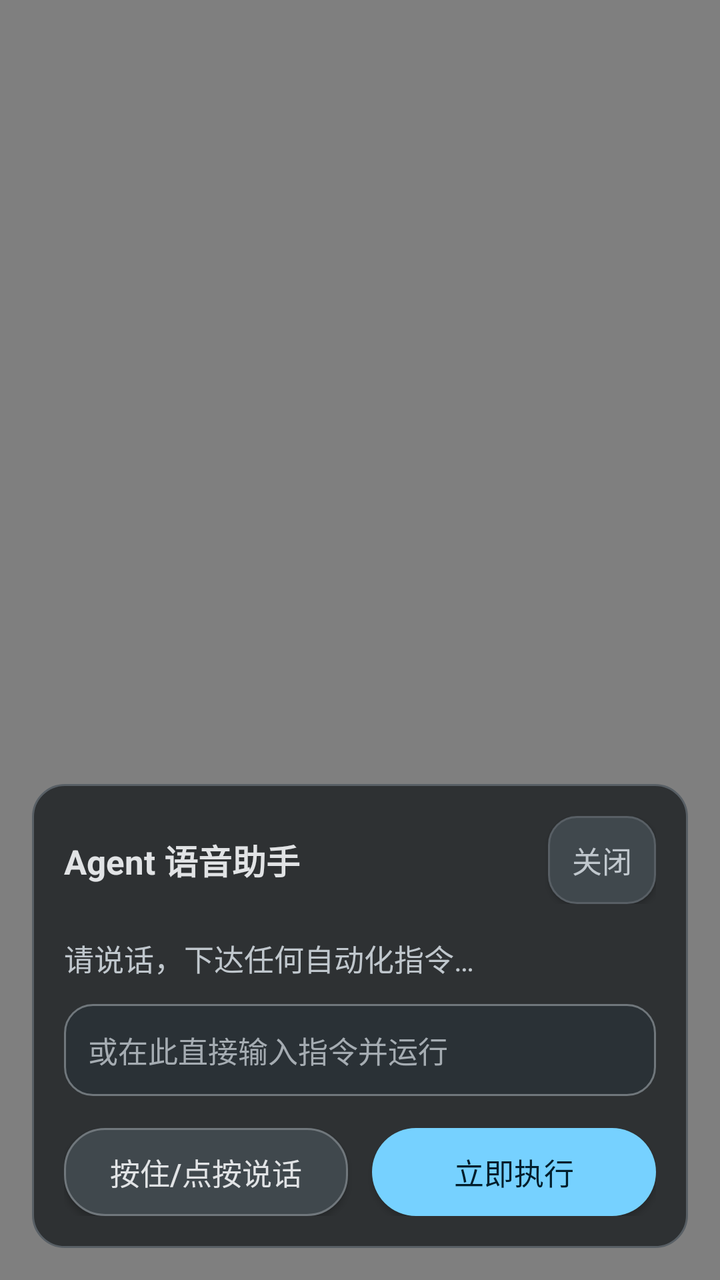
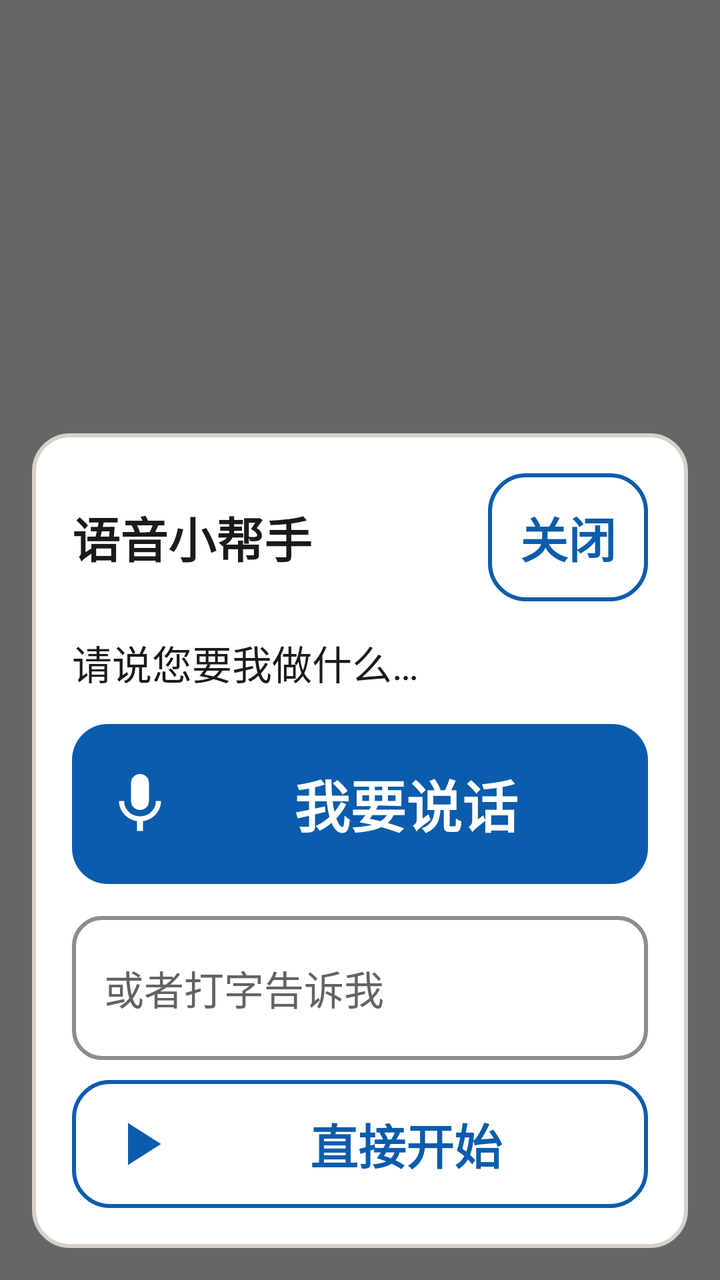

Before-and-after screenshots of an Android layout around one commit, followed by the original layout XML and the change that was made.
<!-- AndroidManifest.xml: activity theme Theme.AgentLite.Translucent -->
<!-- res/layout/activity_assist.xml -->
<?xml version="1.0" encoding="utf-8"?>
<FrameLayout xmlns:android="http://schemas.android.com/apk/res/android"
    android:id="@+id/assistRoot"
    android:layout_width="match_parent"
    android:layout_height="match_parent"
    android:background="#80000000">

    <LinearLayout
        android:id="@+id/assistDialog"
        android:orientation="vertical"
        android:layout_width="match_parent"
        android:layout_height="wrap_content"
        android:layout_gravity="bottom"
        android:layout_margin="@dimen/space_l"
        android:background="@drawable/bg_card"
        android:padding="@dimen/page_margin">

        <LinearLayout
            android:orientation="horizontal"
            android:layout_width="match_parent"
            android:layout_height="wrap_content"
            android:gravity="center_vertical">

            <TextView
                android:id="@+id/tvAssistTitle"
                android:text="Agent 语音助手"
                android:textSize="@dimen/text_section"
                android:textStyle="bold"
                android:textColor="@color/color_on_surface"
                android:layout_width="0dp"
                android:layout_weight="1"
                android:layout_height="wrap_content"/>

            <Button
            android:background="@drawable/btn_chip"
                android:id="@+id/btnAssistClose"
                android:text="关闭"
                android:textSize="@dimen/text_body"
                android:textColor="@color/color_on_surface_variant"
                                android:layout_width="wrap_content"
                android:layout_height="@dimen/btn_h"
                android:minWidth="0dp"
                android:minHeight="0dp"
                android:paddingLeft="@dimen/space_m"
                android:paddingRight="@dimen/space_m"
                android:maxLines="1"
                android:ellipsize="end"/>
        </LinearLayout>

        <TextView
            android:id="@+id/tvAssistHint"
            android:text="请说话，下达任何自动化指令…"
            android:textSize="@dimen/text_body"
            android:textColor="@color/color_on_surface_variant"
            android:layout_marginTop="@dimen/space_l"
            android:layout_width="match_parent"
            android:layout_height="wrap_content"/>

        <EditText
            android:id="@+id/etAssistInput"
            android:hint="或在此直接输入指令并运行"
            android:textSize="@dimen/text_body"
            android:textColor="@color/color_on_surface"
            android:textColorHint="@color/color_text_hint"
            android:background="@drawable/bg_input"
            android:paddingLeft="@dimen/space_m"
            android:paddingRight="@dimen/space_m"
            android:paddingTop="@dimen/space_m"
            android:paddingBottom="@dimen/space_m"
            android:layout_marginTop="@dimen/space_m"
            android:layout_width="match_parent"
            android:layout_height="wrap_content"
            android:maxLines="3"/>

        <LinearLayout
            android:orientation="horizontal"
            android:layout_width="match_parent"
            android:layout_height="wrap_content"
            android:layout_marginTop="@dimen/space_l">

            <Button
            android:background="@drawable/btn_ghost"
                android:id="@+id/btnAssistMic"
                android:text="按住/点按说话"
                android:textSize="@dimen/text_body"
                android:textColor="@color/color_on_surface"
                                android:layout_width="0dp"
                android:layout_weight="1"
                android:layout_height="@dimen/btn_h"
                android:minHeight="0dp"
                android:maxLines="1"
                android:ellipsize="end"/>

            <Button
            android:background="@drawable/btn_primary"
                android:id="@+id/btnAssistRun"
                android:text="立即执行"
                android:textSize="@dimen/text_body"
                android:textColor="@color/color_on_primary"
                                android:layout_width="0dp"
                android:layout_weight="1"
                android:layout_height="@dimen/btn_h"
                android:layout_marginLeft="@dimen/space_m"
                android:minHeight="0dp"
                android:maxLines="1"
                android:ellipsize="end"/>
        </LinearLayout>
    </LinearLayout>
</FrameLayout>
<!-- resources referenced by this layout -->
<resources>
  <color name="color_on_primary">#FFFFFF</color>
  <dimen name="btn_h">@dimen/touch_min</dimen>
  <dimen name="page_margin">16dp</dimen>
  <dimen name="space_l">16dp</dimen>
  <dimen name="space_m">12dp</dimen>
  <dimen name="text_body">15sp</dimen>
  <dimen name="text_section">17sp</dimen>
  <!-- drawable bg_card (drawable) -->
  <?xml version="1.0" encoding="utf-8"?>
  <shape xmlns:android="http://schemas.android.com/apk/res/android" android:shape="rectangle">
      <solid android:color="@color/color_surface_container"/>
      <stroke android:width="1dp" android:color="@color/color_outline_variant"/>
      <corners android:radius="16dp"/>
  </shape>
  <!-- drawable bg_input (drawable) -->
  <?xml version="1.0" encoding="utf-8"?>
  <selector xmlns:android="http://schemas.android.com/apk/res/android">
      <item android:state_focused="true">
          <shape android:shape="rectangle">
              <solid android:color="@color/color_surface_variant"/>
              <stroke android:width="1.5dp" android:color="@color/color_primary"/>
              <corners android:radius="14dp"/>
          </shape>
      </item>
      <item>
          <shape android:shape="rectangle">
              <solid android:color="@color/color_surface_container_high"/>
              <stroke android:width="1dp" android:color="@color/color_outline"/>
              <corners android:radius="14dp"/>
          </shape>
      </item>
  </selector>
  <!-- drawable btn_chip (drawable) -->
  <?xml version="1.0" encoding="utf-8"?>
  <selector xmlns:android="http://schemas.android.com/apk/res/android">
      <item android:state_pressed="true">
          <shape android:shape="rectangle">
              <solid android:color="@color/color_surface_variant"/>
              <stroke android:width="2dp" android:color="@color/color_primary"/>
              <corners android:radius="14dp"/>
          </shape>
      </item>
      <item>
          <shape android:shape="rectangle">
              <solid android:color="@color/color_surface_variant"/>
              <stroke android:width="1dp" android:color="@color/color_outline_variant"/>
              <corners android:radius="14dp"/>
          </shape>
      </item>
  </selector>
  <!-- drawable btn_ghost (drawable) -->
  <?xml version="1.0" encoding="utf-8"?>
  <selector xmlns:android="http://schemas.android.com/apk/res/android">
      <item android:state_pressed="true">
          <shape android:shape="rectangle">
              <solid android:color="@color/color_surface_container_high"/>
              <stroke android:width="1dp" android:color="@color/color_primary"/>
              <corners android:radius="20dp"/>
          </shape>
      </item>
      <item>
          <shape android:shape="rectangle">
              <solid android:color="@color/color_surface_variant"/>
              <stroke android:width="1dp" android:color="@color/color_outline"/>
              <corners android:radius="20dp"/>
          </shape>
      </item>
  </selector>
  <!-- drawable btn_primary (drawable) -->
  <?xml version="1.0" encoding="utf-8"?>
  <selector xmlns:android="http://schemas.android.com/apk/res/android">
      <item android:state_pressed="true">
          <shape android:shape="rectangle">
              <solid android:color="@color/color_primary_hover"/>
              <corners android:radius="22dp"/>
          </shape>
      </item>
      <item>
          <shape android:shape="rectangle">
              <solid android:color="@color/color_primary"/>
              <corners android:radius="22dp"/>
          </shape>
      </item>
  </selector>
  <dimen name="touch_min">44dp</dimen>
  <color name="color_surface_container">#191E28</color>
  <color name="color_outline_variant">#202735</color>
  <color name="color_surface_variant">#1E2532</color>
  <color name="color_surface_container_high">#232936</color>
  <color name="color_outline">#30394A</color>
  <color name="color_primary_hover">#2563EB</color>
  <!-- unchanged entries left out for length: 7 -->
</resources>

<!-- the commit's change to res/layout/activity_assist.xml (unified diff, before → after) -->
@@ -3,7 +3,7 @@
     android:id="@+id/assistRoot"
     android:layout_width="match_parent"
     android:layout_height="match_parent"
-    android:background="#80000000">
+    android:background="@color/elder_scrim">
 
     <LinearLayout
         android:id="@+id/assistDialog"
@@ -11,99 +11,66 @@
         android:layout_width="match_parent"
         android:layout_height="wrap_content"
         android:layout_gravity="bottom"
-        android:layout_margin="@dimen/space_l"
-        android:background="@drawable/bg_card"
-        android:padding="@dimen/page_margin">
+        android:layout_margin="@dimen/elder_gap"
+        android:background="@drawable/bg_elder_card"
+        android:padding="@dimen/elder_card_padding">
 
         <LinearLayout
             android:orientation="horizontal"
             android:layout_width="match_parent"
             android:layout_height="wrap_content"
             android:gravity="center_vertical">
-
             <TextView
                 android:id="@+id/tvAssistTitle"
-                android:text="Agent 语音助手"
-                android:textSize="@dimen/text_section"
-                android:textStyle="bold"
-                android:textColor="@color/color_on_surface"
+                style="@style/Elder.Text.Section"
+                android:text="语音小帮手"
                 android:layout_width="0dp"
                 android:layout_weight="1"
                 android:layout_height="wrap_content"/>
-
             <Button
-            android:background="@drawable/btn_chip"
                 android:id="@+id/btnAssistClose"
+                style="@style/Elder.Button.Secondary"
+                android:layout_marginTop="0dp"
                 android:text="关闭"
-                android:textSize="@dimen/text_body"
-                android:textColor="@color/color_on_surface_variant"
-                                android:layout_width="wrap_content"
-                android:layout_height="@dimen/btn_h"
-                android:minWidth="0dp"
-                android:minHeight="0dp"
-                android:paddingLeft="@dimen/space_m"
-                android:paddingRight="@dimen/space_m"
-                android:maxLines="1"
-                android:ellipsize="end"/>
+                android:layout_width="wrap_content"
+                android:layout_height="wrap_content"/>
         </LinearLayout>
 
         <TextView
             android:id="@+id/tvAssistHint"
-            android:text="请说话，下达任何自动化指令…"
-            android:textSize="@dimen/text_body"
-            android:textColor="@color/color_on_surface_variant"
-            android:layout_marginTop="@dimen/space_l"
+            style="@style/Elder.Text"
+            android:text="请说您要我做什么…"
+            android:layout_marginTop="@dimen/elder_gap"
+            android:layout_width="match_parent"
+            android:layout_height="wrap_content"
+            android:accessibilityLiveRegion="polite"/>
+
+        <Button
+            android:id="@+id/btnAssistMic"
+            style="@style/Elder.Button.Primary"
+            android:text="我要说话"
+            android:drawableStart="@drawable/ic_elder_mic"
+            android:minHeight="@dimen/elder_touch_run"
+            android:textSize="@dimen/elder_text_hero"
+            android:layout_marginTop="@dimen/elder_gap"
             android:layout_width="match_parent"
             android:layout_height="wrap_content"/>
 
         <EditText
             android:id="@+id/etAssistInput"
-            android:hint="或在此直接输入指令并运行"
-            android:textSize="@dimen/text_body"
-            android:textColor="@color/color_on_surface"
-            android:textColorHint="@color/color_text_hint"
-            android:background="@drawable/bg_input"
-            android:paddingLeft="@dimen/space_m"
-            android:paddingRight="@dimen/space_m"
-            android:paddingTop="@dimen/space_m"
-            android:paddingBottom="@dimen/space_m"
-            android:layout_marginTop="@dimen/space_m"
+            style="@style/Elder.Input"
+            android:hint="或者打字告诉我"
+            android:layout_marginTop="@dimen/elder_gap"
             android:layout_width="match_parent"
             android:layout_height="wrap_content"
             android:maxLines="3"/>
 
-        <LinearLayout
-            android:orientation="horizontal"
+        <Button
+            android:id="@+id/btnAssistRun"
+            style="@style/Elder.Button.Secondary"
+            android:text="直接开始"
+            android:drawableStart="@drawable/ic_elder_play"
             android:layout_width="match_parent"
-            android:layout_height="wrap_content"
-            android:layout_marginTop="@dimen/space_l">
-
-            <Button
-            android:background="@drawable/btn_ghost"
-                android:id="@+id/btnAssistMic"
-                android:text="按住/点按说话"
-                android:textSize="@dimen/text_body"
-                android:textColor="@color/color_on_surface"
-                                android:layout_width="0dp"
-                android:layout_weight="1"
-                android:layout_height="@dimen/btn_h"
-                android:minHeight="0dp"
-                android:maxLines="1"
-                android:ellipsize="end"/>
-
-            <Button
-            android:background="@drawable/btn_primary"
-                android:id="@+id/btnAssistRun"
-                android:text="立即执行"
-                android:textSize="@dimen/text_body"
-                android:textColor="@color/color_on_primary"
-                                android:layout_width="0dp"
-                android:layout_weight="1"
-                android:layout_height="@dimen/btn_h"
-                android:layout_marginLeft="@dimen/space_m"
-                android:minHeight="0dp"
-                android:maxLines="1"
-                android:ellipsize="end"/>
-        </LinearLayout>
+            android:layout_height="wrap_content"/>
     </LinearLayout>
 </FrameLayout>
<!-- resource entries referenced after the edit -->
@@ -1,96 +1,149 @@
 <!-- resources referenced by this layout -->
 <resources>
-  <color name="color_on_primary">#FFFFFF</color>
-  <dimen name="btn_h">@dimen/touch_min</dimen>
-  <dimen name="page_margin">16dp</dimen>
-  <dimen name="space_l">16dp</dimen>
-  <dimen name="space_m">12dp</dimen>
-  <dimen name="text_body">15sp</dimen>
-  <dimen name="text_section">17sp</dimen>
-  <!-- drawable bg_card (drawable) -->
+  <color name="elder_scrim">#99000000</color>
+  <dimen name="elder_card_padding">20dp</dimen>
+  <dimen name="elder_gap">16dp</dimen>
+  <dimen name="elder_text_hero">28sp</dimen>
+  <dimen name="elder_touch_run">80dp</dimen>
+  <!-- drawable bg_elder_card (drawable) -->
   <?xml version="1.0" encoding="utf-8"?>
   <shape xmlns:android="http://schemas.android.com/apk/res/android" android:shape="rectangle">
-      <solid android:color="@color/color_surface_container"/>
-      <stroke android:width="1dp" android:color="@color/color_outline_variant"/>
-      <corners android:radius="16dp"/>
+      <solid android:color="@color/elder_card"/>
+      <corners android:radius="18dp"/>
+      <stroke android:width="2dp" android:color="@color/elder_divider"/>
   </shape>
-  <!-- drawable bg_input (drawable) -->
+  <!-- drawable ic_elder_mic (drawable) -->
+  <?xml version="1.0" encoding="utf-8"?>
+  <vector xmlns:android="http://schemas.android.com/apk/res/android"
+      android:width="36dp"
+      android:height="36dp"
+      android:viewportWidth="24"
+      android:viewportHeight="24">
+      <path
+          android:fillColor="#FFFFFFFF"
+          android:pathData="M12,14c1.66,0 2.99,-1.34 2.99,-3L15,5c0,-1.66 -1.34,-3 -3,-3S9,3.34 9,5v6c0,1.66 1.34,3 3,3zM17.3,11c0,3 -2.54,5.1 -5.3,5.1S6.7,14 6.7,11L5,11c0,3.41 2.72,6.23 6,6.72L11,21h2v-3.28c3.28,-0.48 6,-3.3 6,-6.72h-1.7z"/>
+  </vector>
+  <!-- drawable ic_elder_play (drawable) -->
+  <?xml version="1.0" encoding="utf-8"?>
+  <vector xmlns:android="http://schemas.android.com/apk/res/android"
+      android:width="36dp"
+      android:height="36dp"
+      android:viewportWidth="24"
+      android:viewportHeight="24">
+      <path
+          android:fillColor="#FFFFFFFF"
+          android:pathData="M8,5v14l11,-7z"/>
+  </vector>
+  <style name="Elder.Button.Primary">
+          <item name="android:background">@drawable/btn_elder_primary</item>
+          <item name="android:textColor">@color/elder_on_primary</item>
+          <item name="android:drawableTint">@color/elder_on_primary</item>
+      </style>
+  <style name="Elder.Button.Secondary">
+          <item name="android:background">@drawable/btn_elder_secondary</item>
+          <item name="android:textColor">@color/elder_primary</item>
+          <item name="android:drawableTint">@color/elder_primary</item>
+      </style>
+  <style name="Elder.Input">
+          <item name="android:background">@drawable/bg_elder_input</item>
+          <item name="android:textColor">@color/elder_text</item>
+          <item name="android:textColorHint">@color/elder_hint</item>
+          <item name="android:textSize">@dimen/elder_text_body</item>
+          <item name="android:minHeight">@dimen/elder_input_min</item>
+          <item name="android:paddingLeft">@dimen/elder_gap</item>
+          <item name="android:paddingRight">@dimen/elder_gap</item>
+          <item name="android:paddingTop">@dimen/elder_gap_s</item>
+          <item name="android:paddingBottom">@dimen/elder_gap_s</item>
+          <item name="android:layout_marginTop">@dimen/elder_gap_s</item>
+      </style>
+  <style name="Elder.Text">
+          <item name="android:textColor">@color/elder_text</item>
+          <item name="android:textSize">@dimen/elder_text_body</item>
+          <item name="android:lineSpacingMultiplier">1.25</item>
+      </style>
+  <style name="Elder.Text.Section">
+          <item name="android:textSize">@dimen/elder_text_section</item>
+          <item name="android:textStyle">bold</item>
+      </style>
+  <color name="elder_card">#FFFFFF</color>
+  <color name="elder_divider">#D6D1C8</color>
+  <!-- drawable btn_elder_primary (drawable) -->
+  <?xml version="1.0" encoding="utf-8"?>
+  <selector xmlns:android="http://schemas.android.com/apk/res/android">
+      <item android:state_enabled="false">
+          <shape android:shape="rectangle">
+              <solid android:color="@color/elder_disabled_bg"/>
+              <corners android:radius="18dp"/>
+          </shape>
+      </item>
+      <item android:state_pressed="true">
+          <shape android:shape="rectangle">
+              <solid android:color="@color/elder_primary_pressed"/>
+              <corners android:radius="18dp"/>
+          </shape>
+      </item>
+      <item>
+          <shape android:shape="rectangle">
+              <solid android:color="@color/elder_primary"/>
+              <corners android:radius="18dp"/>
+          </shape>
+      </item>
+  </selector>
+  <color name="elder_on_primary">#FFFFFF</color>
+  <!-- drawable btn_elder_secondary (drawable) -->
+  <?xml version="1.0" encoding="utf-8"?>
+  <selector xmlns:android="http://schemas.android.com/apk/res/android">
+      <item android:state_enabled="false">
+          <shape android:shape="rectangle">
+              <solid android:color="@color/elder_card"/>
+              <corners android:radius="18dp"/>
+              <stroke android:width="2dp" android:color="@color/elder_disabled_bg"/>
+          </shape>
+      </item>
+      <item android:state_pressed="true">
+          <shape android:shape="rectangle">
+              <solid android:color="@color/elder_primary_soft"/>
+              <corners android:radius="18dp"/>
+              <stroke android:width="3dp" android:color="@color/elder_primary"/>
+          </shape>
+      </item>
+      <item>
+          <shape android:shape="rectangle">
+              <solid android:color="@color/elder_card"/>
+              <corners android:radius="18dp"/>
+              <stroke android:width="2dp" android:color="@color/elder_primary"/>
+          </shape>
+      </item>
+  </selector>
+  <color name="elder_primary">#0B5CAD</color>
+  <!-- drawable bg_elder_input (drawable) -->
   <?xml version="1.0" encoding="utf-8"?>
   <selector xmlns:android="http://schemas.android.com/apk/res/android">
       <item android:state_focused="true">
           <shape android:shape="rectangle">
-              <solid android:color="@color/color_surface_variant"/>
-              <stroke android:width="1.5dp" android:color="@color/color_primary"/>
+              <solid android:color="@color/elder_card"/>
               <corners android:radius="14dp"/>
+              <stroke android:width="3dp" android:color="@color/elder_primary"/>
           </shape>
       </item>
       <item>
           <shape android:shape="rectangle">
-              <solid android:color="@color/color_surface_container_high"/>
-              <stroke android:width="1dp" android:color="@color/color_outline"/>
+              <solid android:color="@color/elder_card"/>
               <corners android:radius="14dp"/>
+              <stroke android:width="2dp" android:color="@color/elder_border"/>
           </shape>
       </item>
   </selector>
-  <!-- drawable btn_chip (drawable) -->
-  <?xml version="1.0" encoding="utf-8"?>
-  <selector xmlns:android="http://schemas.android.com/apk/res/android">
-      <item android:state_pressed="true">
-          <shape android:shape="rectangle">
-              <solid android:color="@color/color_surface_variant"/>
-              <stroke android:width="2dp" android:color="@color/color_primary"/>
-              <corners android:radius="14dp"/>
-          </shape>
-      </item>
-      <item>
-          <shape android:shape="rectangle">
-              <solid android:color="@color/color_surface_variant"/>
-              <stroke android:width="1dp" android:color="@color/color_outline_variant"/>
-              <corners android:radius="14dp"/>
-          </shape>
-      </item>
-  </selector>
-  <!-- drawable btn_ghost (drawable) -->
-  <?xml version="1.0" encoding="utf-8"?>
-  <selector xmlns:android="http://schemas.android.com/apk/res/android">
-      <item android:state_pressed="true">
-          <shape android:shape="rectangle">
-              <solid android:color="@color/color_surface_container_high"/>
-              <stroke android:width="1dp" android:color="@color/color_primary"/>
-              <corners android:radius="20dp"/>
-          </shape>
-      </item>
-      <item>
-          <shape android:shape="rectangle">
-              <solid android:color="@color/color_surface_variant"/>
-              <stroke android:width="1dp" android:color="@color/color_outline"/>
-              <corners android:radius="20dp"/>
-          </shape>
-      </item>
-  </selector>
-  <!-- drawable btn_primary (drawable) -->
-  <?xml version="1.0" encoding="utf-8"?>
-  <selector xmlns:android="http://schemas.android.com/apk/res/android">
-      <item android:state_pressed="true">
-          <shape android:shape="rectangle">
-              <solid android:color="@color/color_primary_hover"/>
-              <corners android:radius="22dp"/>
-          </shape>
-      </item>
-      <item>
-          <shape android:shape="rectangle">
-              <solid android:color="@color/color_primary"/>
-              <corners android:radius="22dp"/>
-          </shape>
-      </item>
-  </selector>
-  <dimen name="touch_min">44dp</dimen>
-  <color name="color_surface_container">#191E28</color>
-  <color name="color_outline_variant">#202735</color>
-  <color name="color_surface_variant">#1E2532</color>
-  <color name="color_surface_container_high">#232936</color>
-  <color name="color_outline">#30394A</color>
-  <color name="color_primary_hover">#2563EB</color>
+  <color name="elder_text">#1A1A1A</color>
+  <color name="elder_hint">#636363</color>
+  <dimen name="elder_text_body">20sp</dimen>
+  <dimen name="elder_input_min">72dp</dimen>
+  <dimen name="elder_gap_s">10dp</dimen>
+  <dimen name="elder_text_section">24sp</dimen>
+  <color name="elder_disabled_bg">#C9C6C0</color>
+  <color name="elder_primary_pressed">#08427D</color>
+  <color name="elder_primary_soft">#E3EEFA</color>
+  <color name="elder_border">#8C8C8C</color>
   <!-- unchanged entries left out for length: 7 -->
 </resources>
 
